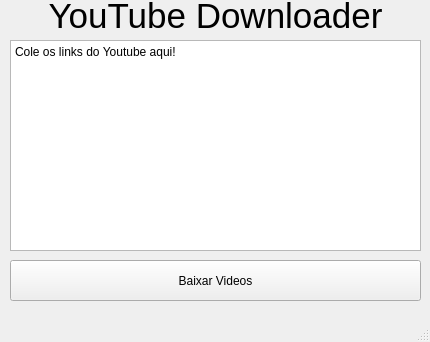
The window that design.ui (chriscoliveira/YoutubeDownloader) describes before a commit, drawn with Qt 5.
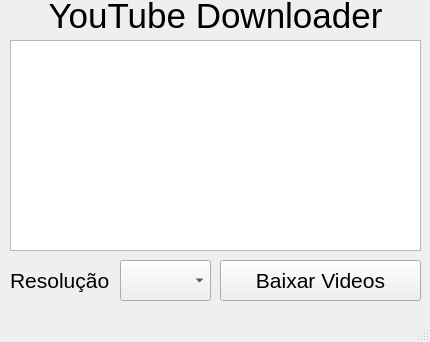
The same window after the commit.

The edit to the form file:
```diff
--- a/design.ui
+++ b/design.ui
@@ -10,6 +10,18 @@
     <height>342</height>
    </rect>
   </property>
+  <property name="minimumSize">
+   <size>
+    <width>430</width>
+    <height>342</height>
+   </size>
+  </property>
+  <property name="maximumSize">
+   <size>
+    <width>430</width>
+    <height>342</height>
+   </size>
+  </property>
   <property name="windowTitle">
    <string>YouTube Downloader - Christian 2021</string>
   </property>
@@ -38,12 +50,17 @@
    <widget class="QPushButton" name="btn_downloader">
     <property name="geometry">
      <rect>
-      <x>10</x>
+      <x>220</x>
       <y>260</y>
-      <width>411</width>
+      <width>201</width>
       <height>41</height>
      </rect>
     </property>
+    <property name="font">
+     <font>
+      <pointsize>16</pointsize>
+     </font>
+    </property>
     <property name="text">
      <string>Baixar Videos</string>
     </property>
@@ -58,7 +75,40 @@
      </rect>
     </property>
     <property name="plainText">
-     <string>Cole os links do Youtube aqui!</string>
+     <string/>
+    </property>
+   </widget>
+   <widget class="QComboBox" name="comboBox">
+    <property name="geometry">
+     <rect>
+      <x>120</x>
+      <y>260</y>
+      <width>91</width>
+      <height>41</height>
+     </rect>
+    </property>
+    <property name="font">
+     <font>
+      <pointsize>15</pointsize>
+     </font>
+    </property>
+   </widget>
+   <widget class="QLabel" name="label_2">
+    <property name="geometry">
+     <rect>
+      <x>10</x>
+      <y>260</y>
+      <width>111</width>
+      <height>41</height>
+     </rect>
+    </property>
+    <property name="font">
+     <font>
+      <pointsize>16</pointsize>
+     </font>
+    </property>
+    <property name="text">
+     <string>Resolução</string>
     </property>
    </widget>
   </widget>
```
Left out of the diff: 3 changed lines with no effect on the pictures.
